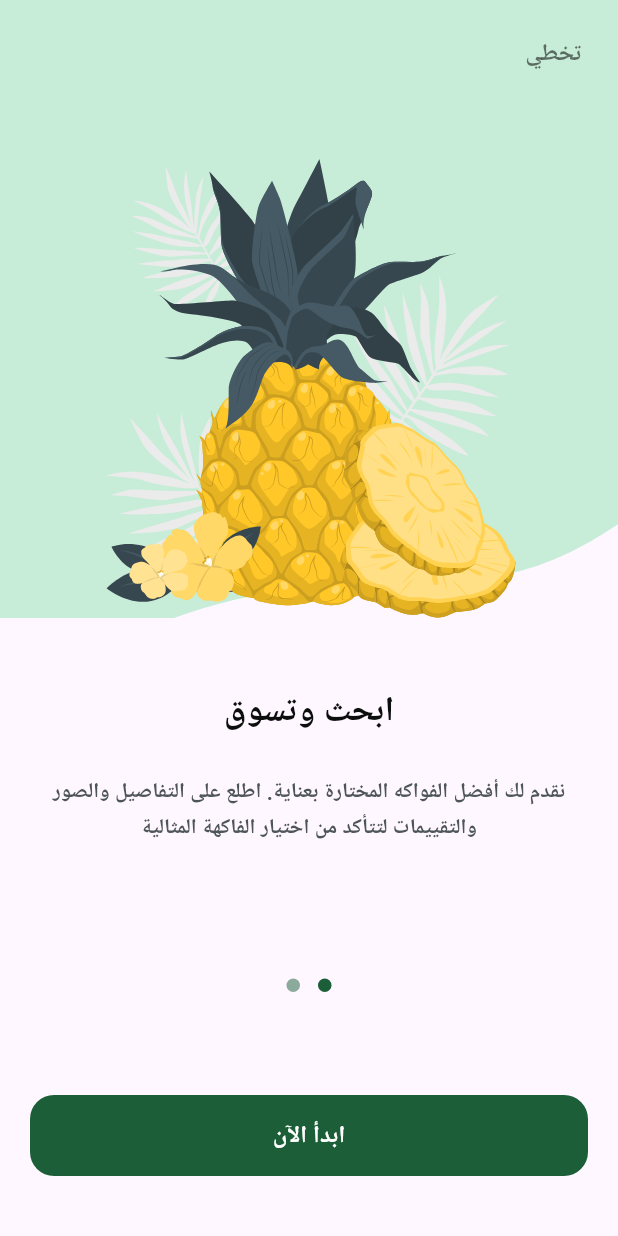
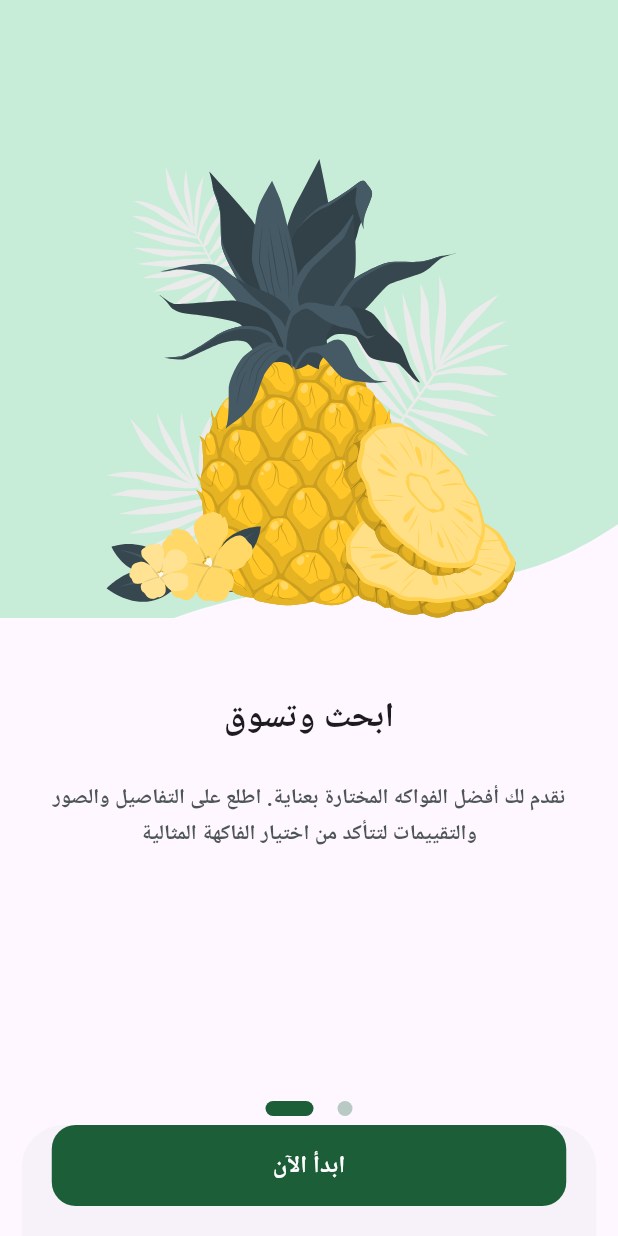
Before and after one commit to ahmedelashrry1/Friut-Hub, a Flutter app: the screen it shows after launch, swiped to page 2, on a phone screen of 412 x 824 dp. Run offline on Flutter 3.47's test engine with Material 3 defaults, Android fonts, the phone set to English and light mode, and no system bars; drawn by our look-alikes of dots_indicator; our stand-ins replace flutter_svg; Roboto replaces fonts that are missing (Cairo).

Commit message:
add the logic onbording screen

```diff
--- a/lib/OnBordingScreen/OnBordingScreen.dart
+++ b/lib/OnBordingScreen/OnBordingScreen.dart
@@ -9,7 +9,8 @@ class OnBordingScreen extends StatelessWidget {
   @override
   Widget build(BuildContext context) {
     return Scaffold(
-      body: SafeArea(child: const OnBordingViewBody()
+      body: SafeArea(child: OnboardingViewBody(
+      )
 
       ),
     );
--- a/lib/OnBordingScreen/widgets/custom_view_page_onbording.dart
+++ b/lib/OnBordingScreen/widgets/custom_view_page_onbording.dart
@@ -1,91 +1,66 @@
+// lib/features/onboarding/presentation/widgets/view_page_onboarding.dart
+
 import 'package:dots_indicator/dots_indicator.dart';
 import 'package:flutter/material.dart';
 import 'package:flutter_svg/svg.dart';
 import 'package:project/utils/app%20color.dart';
 
-class ViewPageOnBording extends StatelessWidget {
-  const ViewPageOnBording({
+class ViewPageOnboarding extends StatelessWidget {
+  const ViewPageOnboarding({
     super.key,
+    required this.currentPageIndex,
     required this.image,
     required this.backgroundImage,
     required this.title,
-    required this.subTitle,
-    this.subTitleStyle,
-
-
-     // ← جديد: عشان تقدر تتحكم في الـ style من بره
+    required this.subtitle,
+    this.showSkip = true,
   });
 
+  final int currentPageIndex; // 0 أو 1
   final String image;
   final String backgroundImage;
   final Widget title;
-  final String subTitle;
-  final TextStyle? subTitleStyle; // اختياري
+  final String subtitle;
+  final bool showSkip;
 
   @override
   Widget build(BuildContext context) {
     return Column(
       children: [
-        // الجزء العلوي: الصور
+        // الصور
         SizedBox(
-          width: double.infinity,
           height: MediaQuery.of(context).size.height * 0.5,
           child: Stack(
             children: [
-              // الخلفية
-              Positioned.fill(
-                child: SvgPicture.asset(backgroundImage, fit: BoxFit.cover),
-              ),
-              // اللوجو أو الصورة الأمامية
+              Positioned.fill(child: SvgPicture.asset(backgroundImage, fit: BoxFit.cover)),
               Align(
                 alignment: Alignment.bottomCenter,
-                child: SvgPicture.asset(
-                  image,
-                  width:
-                      MediaQuery.of(context).size.width *
-                      0.8, // اختياري: تحكم في الحجم
+                child: SvgPicture.asset(image, width: MediaQuery.of(context).size.width * 0.8),
               ),
-              ),
-
-              // زر تخطي في اليمين العلوي (مناسب للغة العربية)
+              if (showSkip)
                 const Padding(
-                padding: EdgeInsets.all(24.0),
+                  padding: EdgeInsets.all(24),
                   child: Align(
                     alignment: Alignment.topRight,
-                  child: Text(
-                    'تخطي',
-                    style: TextStyle(
-                      fontSize: 16,
-                      fontWeight: FontWeight.w600,
-                      color: Colors.black54,
-
-                    ),
-                  ),
+                    child: Text('تخطي', style: TextStyle(fontSize: 16, color: Colors.black54)),
                   ),
                 ),
             ],
           ),
         ),
 
-        const SizedBox(height: 46),
+        const SizedBox(height: 50),
 
-        // العنوان (مثل FruitHUB الملون)
-        Padding(
-          padding: const EdgeInsets.symmetric(horizontal: 32),
-          child: title,
-        ),
+        Padding(padding: const EdgeInsets.symmetric(horizontal: 32), child: title),
 
         const SizedBox(height: 24),
 
-        // النص الفرعي
         Padding(
           padding: const EdgeInsets.symmetric(horizontal: 32),
           child: Text(
-            subTitle,
+            subtitle,
             textAlign: TextAlign.center,
-            style:
-                subTitleStyle ??
-                const TextStyle(
+            style: const TextStyle(
               fontSize: 14,
               fontWeight: FontWeight.w600,
               color: Color(0xFF4E5556),
@@ -94,17 +69,23 @@ class ViewPageOnBording extends StatelessWidget {
             ),
           ),
         ),
-        SizedBox(height: MediaQuery.of(context).size.height * 0.1),
 
-        // عشان يدفع الـ content للأعلى ويسيب مساحة تحت للـ dots والزر في الصفحات الجاية
-        // const Spacer(),
+        const Spacer(),
+
+        // النقاط السحرية: 1 في الصفحة الأولى، 2 في الثانية
         DotsIndicator(
   dotsCount: 2,
+  position: currentPageIndex.toDouble(),
   decorator: DotsDecorator(
-            activeColor: AppColor.primaryColor,
-            color: AppColor.primaryColor.withOpacity(0.5),
+    activeColor: const Color(0xFF1B5E37),        // لونك الأخضر
+    color: const Color(0xFF1B5E37).withOpacity(0.3),
+    size: const Size(10, 10),
+    activeSize: const Size(32, 10),
+    activeShape: RoundedRectangleBorder(borderRadius: BorderRadius.circular(12)),
+    spacing: const EdgeInsets.symmetric(horizontal: 8),
   ),
 ),
+        const SizedBox(height: 80),
       ],
     );
   }
--- a/lib/OnBordingScreen/widgets/onbording_view_body.dart
+++ b/lib/OnBordingScreen/widgets/onbording_view_body.dart
@@ -1,28 +1,26 @@
+// lib/features/onboarding/presentation/views/onboarding_view_body.dart
+
 import 'package:flutter/material.dart';
 import 'package:project/OnBordingScreen/widgets/custom_view_page_onbording.dart';
+
 import 'package:project/widgets/custombuttom.dart';
 
-class OnBordingViewBody extends StatefulWidget {
-  const OnBordingViewBody({super.key});
+class OnboardingViewBody extends StatefulWidget {
+  const OnboardingViewBody({super.key});
   static const String routeName = '/onboarding';
 
   @override
-  State<OnBordingViewBody> createState() => _OnBordingViewBodyState();
+  State<OnboardingViewBody> createState() => _OnboardingViewBodyState();
 }
 
-class _OnBordingViewBodyState extends State<OnBordingViewBody> {
-  late PageController _pageController;
+class _OnboardingViewBodyState extends State<OnboardingViewBody> {
+  late final PageController _pageController;
   int _currentPage = 0;
 
   @override
   void initState() {
     super.initState();
     _pageController = PageController();
-    _pageController.addListener(() {
-      setState(() {
-        _currentPage = _pageController.page!.round();
-      });
-    });
   }
 
   @override
@@ -31,120 +29,74 @@ class _OnBordingViewBodyState extends State<OnBordingViewBody> {
     super.dispose();
   }
 
+  void _onPageChanged(int index) {
+    setState(() => _currentPage = index);
+  }
+
   @override
   Widget build(BuildContext context) {
     return Scaffold(
-      body: Stack(
+      body: PageView(
+        controller: _pageController,
+        onPageChanged: _onPageChanged,
         children: [
-          // الـ PageView
-          PageView(
-            controller: _pageController,
-            children: const [
-              ViewPageOnBording(
+          // صفحة 1
+          ViewPageOnboarding(
+            currentPageIndex: _currentPage,
+            showSkip: true,
             image: 'assets/image/logo background1.svg',
             backgroundImage: 'assets/image/backgorund1.svg',
-                title: Row(
-                  mainAxisAlignment: MainAxisAlignment.center,
-                  children: [
-                    Text.rich(
-                      TextSpan(
-                        children: [
-                          TextSpan(
-                            text: 'مرحبًا بك في',
+            title: _buildWelcomeTitle(),
+            subtitle:
+                'اكتشف تجربة تسوق فريدة مع FruitHUB. استكشف مجموعتنا الواسعة من الفواكه الطازجة الممتازة واحصل على أفضل العروض والجودة العالية.',
+          ),
+
+          // صفحة 2
+          ViewPageOnboarding(
+            currentPageIndex: _currentPage,
+            showSkip: false,
+            image: 'assets/image/logo background2.svg',
+            backgroundImage: 'assets/image/backgorund2.svg',
+            title: const Text(
+              'ابحث وتسوق',
+              textAlign: TextAlign.center,
               style: TextStyle(
-                              color: Color(0xFF0C0D0D),
                 fontSize: 23,
+                fontWeight: FontWeight.w700,
                 fontFamily: 'Cairo',
-                              fontWeight: FontWeight.w700,
               ),
             ),
-                          TextSpan(
-                            text: ' Fruit',
-                            style: TextStyle(
-                              color: Color(0xFF1B5E37),
-                              fontSize: 23,
-                              fontFamily: 'Cairo',
-                              fontWeight: FontWeight.w700,
-                            ),
-                          ),
-                          TextSpan(
-                            text: 'HUB',
-                            style: TextStyle(
-                              color: Color(0xFFF4A91F),
-                              fontSize: 23,
-                              fontFamily: 'Cairo',
-                              fontWeight: FontWeight.w700,
-                            ),
+            subtitle:
+                'نقدم لك أفضل الفواكه المختارة بعناية. اطلع على التفاصيل والصور والتقييمات لتتأكد من اختيار الفاكهة المثالية',
           ),
         ],
       ),
-                      textAlign: TextAlign.center,
-                    ),
-                  ],
-                ),
-                subTitle:
-                    'اكتشف تجربة تسوق فريدة مع FruitHUB. استكشف مجموعتنا الواسعة من الفواكه الطازجة الممتازة واحصل على أفضل العروض والجودة العالية.',
-                subTitleStyle: TextStyle(
-                  color: Color(0xFF4E5556),
-                  fontSize: 14,
-                  fontWeight: FontWeight.w600,
-                  height: 1.7,
-                  fontFamily: 'Cairo',
+
+      // زر ابدأ الآن في الأسفل (فقط في الصفحة الثانية)
+      bottomSheet: _currentPage == 1
+          ? SafeArea(
+              child: Padding(
+                padding: const EdgeInsets.fromLTRB(20, 0, 20, 20),
+                child: CustomButton(
+                  onPressed: () => Navigator.pushReplacementNamed(context, '/login'),
+                  text: 'ابدأ الآن',
                 ),
               ),
-              ViewPageOnBording(
-                image: 'assets/image/logo background2.svg',
-                backgroundImage: 'assets/image/backgorund2.svg',
-                title: Row(
-                  mainAxisAlignment: MainAxisAlignment.center,
-                  children: [
-                    Text.rich(
+            )
+          : null,
+    );
+  }
+
+  // عنوان الصفحة الأولى منفصل عشان ما يتكررش
+  Widget _buildWelcomeTitle() {
+    return Text.rich(
+      textAlign: TextAlign.center,
       TextSpan(
-                        children: [
-                          TextSpan(
-                            text: 'ابحث وتسوق',
-                            style: TextStyle(
-                              color: Color(0xFF0C0D0D),
-                              fontSize: 23,
-                              fontFamily: 'Cairo',
-                              fontWeight: FontWeight.w700,
-                            ),
-                          ),
-                        ],
-                      ),
-                      textAlign: TextAlign.center,
-                    ),
-                  ],
-                ),
-                subTitle:
-                    'نقدم لك أفضل الفواكه المختارة بعناية. اطلع على التفاصيل والصور والتقييمات لتتأكد من اختيار الفاكهة المثالية',
-                subTitleStyle: TextStyle(
-                  color: Color(0xFF4E5556),
-                  fontSize: 14,
-                  fontWeight: FontWeight.w600,
-                  height: 1.7,
-                  fontFamily: 'Cairo',
-                ),
-              ),
-            ],
-          ),
-          // الزر يظهر فقط في الصفحة الثانية (index == 1)
-          if (_currentPage == 1)
-            Positioned(
-              bottom: 40,
-              left: 20,
-              right: 20,
-              child: CustomButom(
-                onPressed: () {
-                  // هنا الاكشن بتاع الزر (مثلاً انتقل للـ Login أو Home)
-                  Navigator.pushReplacementNamed(
-                    context,
-                    '/login',
-                  ); // أو أي route
-                },
-                text: 'ابدأ الآن', // أو النص اللي عايزه
-              ),
-            ),
+        style: const TextStyle(fontSize: 23, fontWeight: FontWeight.w700, fontFamily: 'Cairo'),
+        children: const [
+          TextSpan(text: 'مرحبًا بك في '),
+          TextSpan(text: 'Fruit', style: TextStyle(color: Color(0xFF1B5E37))),
+          TextSpan(text: 'HUB', style: TextStyle(color: Color(0xFFF4A91F))),
         ],
       ),
     );
--- a/lib/utils/app color.dart
+++ b/lib/utils/app color.dart
@@ -1,6 +1,6 @@
 import 'package:flutter/material.dart';
 
-abstract class AppColor {
+abstract class AppColors {
   static const Color primaryColor = Color(0xFF1B5E37);
 
 }
--- a/lib/widgets/custombuttom.dart
+++ b/lib/widgets/custombuttom.dart
@@ -1,7 +1,7 @@
 import 'package:flutter/material.dart';
 
-class CustomButom extends StatelessWidget {
-  const CustomButom({
+class CustomButton extends StatelessWidget {
+  const CustomButton({
     super.key,
     required this.onPressed,
     required this.text,
```
Lines whose indentation alone changed are shown as unchanged.
